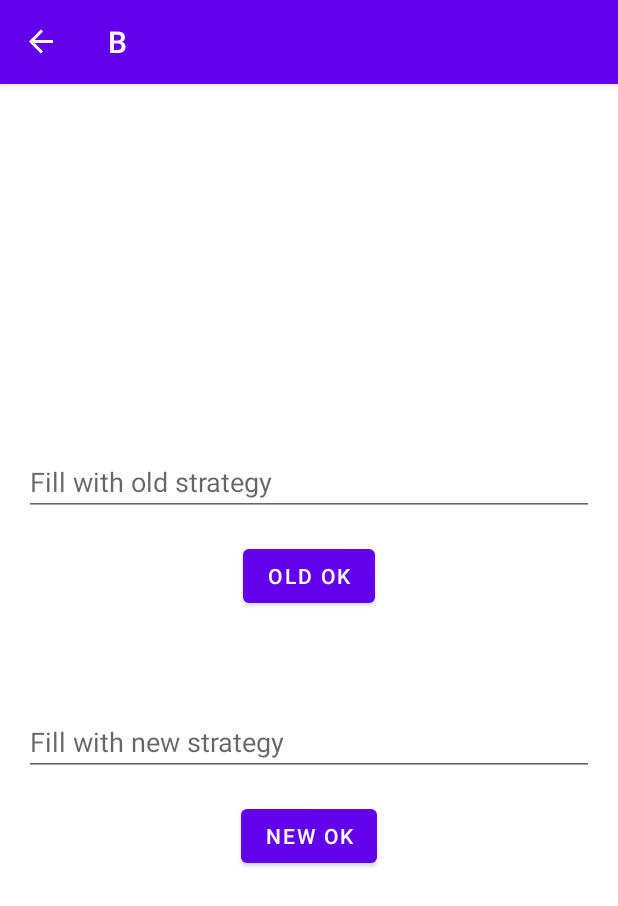
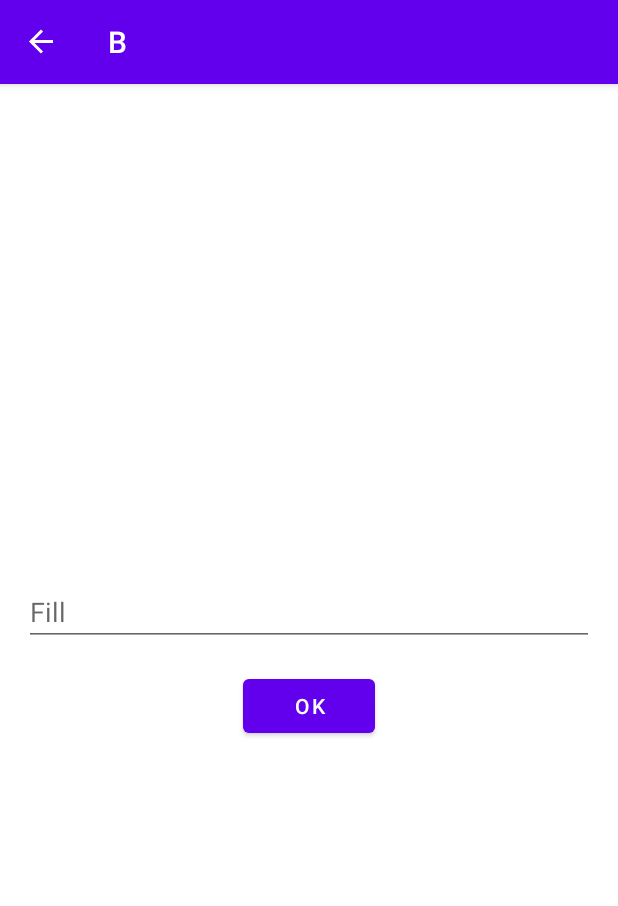
Before and after one commit to kyawlinnthant/StartActivityResult-Sample, an Android app: the B screen opened through its navigation route, on a phone screen of 412 x 824 dp. Shown: the top 906 px of the screen. Run offline under Robolectric (Android 15) with nearby library versions, the phone set to English and light mode, and no system bars; our stand-ins replace navigation-ui.

Commit message:
nav args with nullable

```diff
--- a/app/src/main/java/com/galaxytechno/activityresultcode/A.kt
+++ b/app/src/main/java/com/galaxytechno/activityresultcode/A.kt
@@ -12,13 +12,11 @@ import androidx.navigation.fragment.navArgs
 
 class A : Fragment() {
 
-    private lateinit var btnOld: Button
-    private lateinit var tvOld: TextView
-    private lateinit var btnNew: Button
-    private lateinit var tvNew: TextView
+    private lateinit var btn: Button
+    private lateinit var tv: TextView
 
 
-    private val args: AArgs by navArgs()
+    private val args: AArgs? by navArgs()
 
     override fun onCreateView(
         inflater: LayoutInflater, container: ViewGroup?,
@@ -34,20 +32,15 @@ class A : Fragment() {
     }
 
     private fun init(view: View) {
-        btnOld = view.findViewById(R.id.btn_old_a)
-        tvOld = view.findViewById(R.id.tv_old_a)
-        btnNew = view.findViewById(R.id.btn_new_a)
-        tvNew = view.findViewById(R.id.tv_new_a)
+        btn = view.findViewById(R.id.btn_a)
+        tv = view.findViewById(R.id.tv_a)
 
-        btnOld.setOnClickListener {
-            findNavController().navigate(R.id.action_a_to_b)
-        }
-        btnNew.setOnClickListener {
+        btn.setOnClickListener {
             findNavController().navigate(R.id.action_a_to_b)
         }
 
-        tvOld.text = args.oldData
-        tvNew.text = args.newData
+        if(!args?.etData.equals(null)) tv.text = args?.etData
+
     }
 
 
--- a/app/src/main/java/com/galaxytechno/activityresultcode/B.kt
+++ b/app/src/main/java/com/galaxytechno/activityresultcode/B.kt
@@ -10,10 +10,8 @@ import androidx.fragment.app.Fragment
 import androidx.navigation.fragment.findNavController
 
 class B : Fragment() {
-    lateinit var btnOld: Button
-    lateinit var etOld: EditText
-    lateinit var btnNew: Button
-    lateinit var etNew: EditText
+    lateinit var btn: Button
+    lateinit var et: EditText
 
     override fun onCreateView(
         inflater: LayoutInflater,
@@ -31,17 +29,11 @@ class B : Fragment() {
 
     private fun init(view: View) {
 
-        btnOld = view.findViewById(R.id.btn_old_b)
-        etOld = view.findViewById(R.id.et_old_b)
-        btnNew = view.findViewById(R.id.btn_new_b)
-        etNew = view.findViewById(R.id.et_new_b)
+        btn = view.findViewById(R.id.btn_b)
+        et = view.findViewById(R.id.et_b)
 
-        btnOld.setOnClickListener {
-            val action = BDirections.actionOld(etOld.text.toString())
-            findNavController().navigate(action)
-        }
-        btnNew.setOnClickListener {
-            val action = BDirections.actionNew(etNew.text.toString())
+        btn.setOnClickListener {
+            val action = BDirections.actionBToA(et.text.toString())
             findNavController().navigate(action)
         }
     }
--- a/app/src/main/res/layout/fragment_a.xml
+++ b/app/src/main/res/layout/fragment_a.xml
@@ -7,51 +7,27 @@
     tools:context=".A">
 
     <TextView
-        android:id="@+id/tv_old_a"
+        android:id="@+id/tv_a"
         android:layout_width="wrap_content"
         android:layout_height="wrap_content"
         android:layout_marginBottom="8dp"
-        android:text="Old way!"
-        app:layout_constraintBottom_toTopOf="@+id/btn_old_a"
+        android:text="Hello Nav Args!"
+        app:layout_constraintBottom_toTopOf="@+id/btn_a"
         app:layout_constraintLeft_toLeftOf="parent"
         app:layout_constraintRight_toRightOf="parent"
         app:layout_constraintTop_toTopOf="parent"
         app:layout_constraintVertical_chainStyle="packed" />
 
     <com.google.android.material.button.MaterialButton
-        android:id="@+id/btn_old_a"
+        android:id="@+id/btn_a"
         android:layout_width="wrap_content"
         android:layout_height="wrap_content"
         android:layout_marginTop="8dp"
-        android:layout_marginBottom="32dp"
-        android:text="Go Old"
-        app:layout_constraintBottom_toTopOf="@+id/tv_new_a"
-        app:layout_constraintEnd_toEndOf="parent"
-        app:layout_constraintStart_toStartOf="parent"
-        app:layout_constraintTop_toBottomOf="@+id/tv_old_a"
-        app:layout_constraintVertical_chainStyle="packed" />
-
-    <com.google.android.material.button.MaterialButton
-        android:id="@+id/btn_new_a"
-        android:layout_width="wrap_content"
-        android:layout_height="wrap_content"
-        android:layout_marginTop="8dp"
-        android:text="Go New"
+        android:text="Go"
         app:layout_constraintBottom_toBottomOf="parent"
         app:layout_constraintEnd_toEndOf="parent"
         app:layout_constraintStart_toStartOf="parent"
-        app:layout_constraintTop_toBottomOf="@+id/tv_new_a" />
-
-    <TextView
-        android:id="@+id/tv_new_a"
-        android:layout_width="wrap_content"
-        android:layout_height="wrap_content"
-        android:layout_marginTop="32dp"
-        android:layout_marginBottom="8dp"
-        android:text="New way!"
-        app:layout_constraintBottom_toTopOf="@+id/btn_new_a"
-        app:layout_constraintEnd_toEndOf="parent"
-        app:layout_constraintStart_toStartOf="parent"
-        app:layout_constraintTop_toBottomOf="@+id/btn_old_a" />
+        app:layout_constraintTop_toBottomOf="@+id/tv_a"
+        app:layout_constraintVertical_chainStyle="packed" />
 
 </androidx.constraintlayout.widget.ConstraintLayout>
--- a/app/src/main/res/layout/fragment_b.xml
+++ b/app/src/main/res/layout/fragment_b.xml
@@ -5,55 +5,29 @@
     android:layout_height="match_parent">
 
     <androidx.appcompat.widget.AppCompatEditText
-        android:id="@+id/et_old_b"
+        android:id="@+id/et_b"
         android:layout_width="0dp"
         android:layout_height="wrap_content"
         android:layout_marginStart="16dp"
         android:layout_marginEnd="16dp"
         android:layout_marginBottom="8dp"
-        android:hint="Fill with old strategy"
-        app:layout_constraintBottom_toTopOf="@+id/btn_old_b"
+        android:hint="Fill"
+        app:layout_constraintBottom_toTopOf="@+id/btn_b"
         app:layout_constraintEnd_toEndOf="parent"
         app:layout_constraintStart_toStartOf="parent"
         app:layout_constraintTop_toTopOf="parent"
         app:layout_constraintVertical_chainStyle="packed" />
 
     <com.google.android.material.button.MaterialButton
-        android:id="@+id/btn_old_b"
+        android:id="@+id/btn_b"
         android:layout_width="wrap_content"
         android:layout_height="wrap_content"
         android:layout_marginTop="8dp"
-        android:layout_marginBottom="32dp"
-        android:text="old ok"
-        app:layout_constraintBottom_toTopOf="@+id/et_new_b"
-        app:layout_constraintEnd_toEndOf="parent"
-        app:layout_constraintStart_toStartOf="parent"
-        app:layout_constraintTop_toBottomOf="@+id/et_old_b" />
-
-    <androidx.appcompat.widget.AppCompatEditText
-        android:id="@+id/et_new_b"
-        android:layout_width="0dp"
-        android:layout_height="wrap_content"
-        android:layout_marginStart="16dp"
-        android:layout_marginTop="32dp"
-        android:layout_marginEnd="16dp"
-        android:layout_marginBottom="8dp"
-        android:hint="Fill with new strategy"
-        app:layout_constraintBottom_toTopOf="@+id/btn_new_b"
-        app:layout_constraintEnd_toEndOf="parent"
-        app:layout_constraintStart_toStartOf="parent"
-        app:layout_constraintTop_toBottomOf="@+id/btn_old_b" />
-
-    <com.google.android.material.button.MaterialButton
-        android:id="@+id/btn_new_b"
-        android:layout_width="wrap_content"
-        android:layout_height="wrap_content"
-        android:layout_marginTop="8dp"
-        android:text="new ok"
+        android:text="ok"
         app:layout_constraintBottom_toBottomOf="parent"
         app:layout_constraintEnd_toEndOf="parent"
         app:layout_constraintStart_toStartOf="parent"
-        app:layout_constraintTop_toBottomOf="@+id/et_new_b" />
+        app:layout_constraintTop_toBottomOf="@+id/et_b" />
 
 
 </androidx.constraintlayout.widget.ConstraintLayout>
--- a/app/src/main/res/navigation/main_navigation.xml
+++ b/app/src/main/res/navigation/main_navigation.xml
@@ -14,13 +14,10 @@
             android:id="@+id/action_a_to_b"
             app:destination="@id/b" />
         <argument
-            android:name="new_data"
-            android:defaultValue="Empty"
-            app:argType="string" />
-        <argument
-            android:name="old_data"
-            android:defaultValue="Empty "
-            app:argType="string" />
+            android:name="et_data"
+            android:defaultValue="@null"
+            app:argType="string"
+            app:nullable="true" />
     </fragment>
 
 
@@ -30,21 +27,14 @@
         android:label="B"
         tools:layout="@layout/fragment_b">
         <action
-            android:id="@+id/action_new"
+            android:id="@+id/action_b_to_a"
             app:destination="@id/a">
             <argument
-                android:name="new_data"
+                android:name="et_data"
+                android:defaultValue="@null"
                 app:argType="string"
-                android:defaultValue="new empty" />
+                app:nullable="true" />
         </action>
-        <action
-            android:id="@+id/action_old"
-            app:destination="@id/a">
-            <argument
-                android:name="old_data"
-                app:argType="string"
-                android:defaultValue="old empty" />
 
-        </action>
     </fragment>
 </navigation>
```
